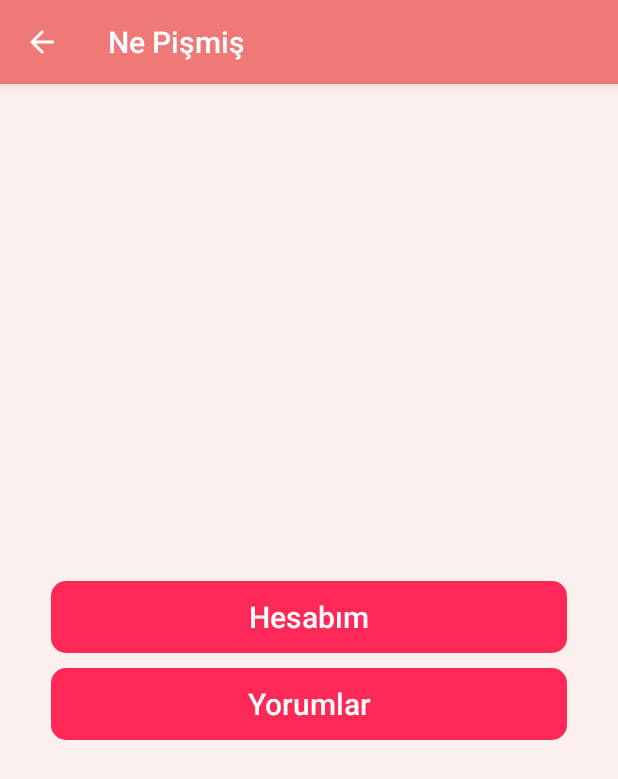
After one commit to alperyazir/Nepismis-v.0.1, an Android app: the ProfileActivity screen opened directly, with no data from a screen before it, on a phone screen of 412 x 824 dp. The commit adds this screen. Shown: the top 779 px of the screen. Run offline under Robolectric (Android 15) with nearby library versions, the light colour scheme and no system bars.

Commit message:
- Profile Activity added - Account Activty added

```diff
--- a/app/src/main/AndroidManifest.xml
+++ b/app/src/main/AndroidManifest.xml
@@ -21,10 +21,8 @@
             android:name=".CookActivity"
             android:label="@string/title_activity_cook"
             android:theme="@style/AppTheme.NoActionBar" />
-        <activity
-            android:name=".Cook_Activity"
-            android:label="@string/title_activity_cook_"
-            android:theme="@style/AppTheme.NoActionBar" />
+        <activity android:name=".ProfileActivity" />
+        <activity android:name=".AccountActivity"></activity>
     </application>
 
 </manifest>
--- /dev/null
+++ b/app/src/main/java/com/example/ayzr/nepismis_v01/ProfileActivity.java
@@ -0,0 +1,30 @@
+package com.example.ayzr.nepismis_v01;
+
+import android.content.Intent;
+import android.support.v7.app.AppCompatActivity;
+import android.os.Bundle;
+import android.view.MenuItem;
+import android.view.View;
+
+public class ProfileActivity extends AppCompatActivity {
+
+    @Override
+    protected void onCreate(Bundle savedInstanceState) {
+        super.onCreate(savedInstanceState);
+        setContentView(R.layout.activity_profile);
+        getSupportActionBar().setDisplayHomeAsUpEnabled(true);
+    }
+    @Override
+    public boolean onOptionsItemSelected(MenuItem item) {
+        onBackPressed();
+        return true;
+    }
+
+    public void btn_my_account_clicked(View view){
+        startActivity(new Intent(this,AccountActivity.class));
+    }
+
+    public void btn_comment_clicked(View view){
+        //startActivity(new Intent(this,CommentActivity.class));
+    }
+}
--- /dev/null
+++ b/app/src/main/res/layout/activity_profile.xml
@@ -0,0 +1,49 @@
+<?xml version="1.0" encoding="utf-8"?>
+<android.support.constraint.ConstraintLayout xmlns:android="http://schemas.android.com/apk/res/android"
+    xmlns:app="http://schemas.android.com/apk/res-auto"
+    xmlns:tools="http://schemas.android.com/tools"
+    android:layout_width="match_parent"
+    android:layout_height="match_parent"
+    android:background="@color/colorBackground"
+    tools:context="com.example.ayzr.nepismis_v01.ProfileActivity">
+
+    <LinearLayout
+        android:layout_width="344dp"
+        android:layout_height="wrap_content"
+        android:orientation="vertical"
+        app:layout_constraintTop_toTopOf="parent"
+        android:layout_marginTop="8dp"
+        android:layout_marginRight="8dp"
+        app:layout_constraintRight_toRightOf="parent"
+        android:layout_marginLeft="8dp"
+        app:layout_constraintLeft_toLeftOf="parent"
+        app:layout_constraintBottom_toBottomOf="parent"
+        android:layout_marginBottom="8dp">
+
+        <Button
+            android:id="@+id/btn_my_account"
+            android:layout_width="match_parent"
+            android:layout_height="wrap_content"
+            android:layout_weight="1"
+            android:background="@drawable/main_round_button_cook_design"
+            android:onClick="btn_my_account_clicked"
+            android:text="Hesabım"
+            android:textAllCaps="false"
+            android:textColor="@android:color/white"
+            android:textSize="20sp" />
+
+        <Button
+            android:id="@+id/btn_comments"
+            android:layout_width="match_parent"
+            android:layout_height="wrap_content"
+            android:layout_marginTop="10dp"
+            android:layout_weight="1"
+            android:background="@drawable/main_round_button_cook_design"
+            android:onClick="btn_comment_clicked"
+            android:text="Yorumlar"
+            android:textAllCaps="false"
+            android:textColor="@android:color/white"
+            android:textSize="20sp" />
+    </LinearLayout>
+
+</android.support.constraint.ConstraintLayout>
--- a/app/src/main/res/values/strings.xml
+++ b/app/src/main/res/values/strings.xml
@@ -11,4 +11,7 @@
 
     <string name="action_settings">Settings</string>
     <string name="title_activity_cook">CookActivity</string>
+    <string name="cook_activity_name">Siparişler</string>
+
+    <string name="account_activity_name">Hesabım</string>
 </resources>
```
Also changed, not shown: app/src/main/java/com/example/ayzr/nepismis_v01/AccountActivity.java (added, +22 -0 lines), app/src/main/java/com/example/ayzr/nepismis_v01/CookActivity.java (+5 -3 lines), app/src/main/res/layout/activity_account.xml (added, +280 -0 lines), app/src/main/res/layout/app_bar_cook.xml (+0 -8 lines).
